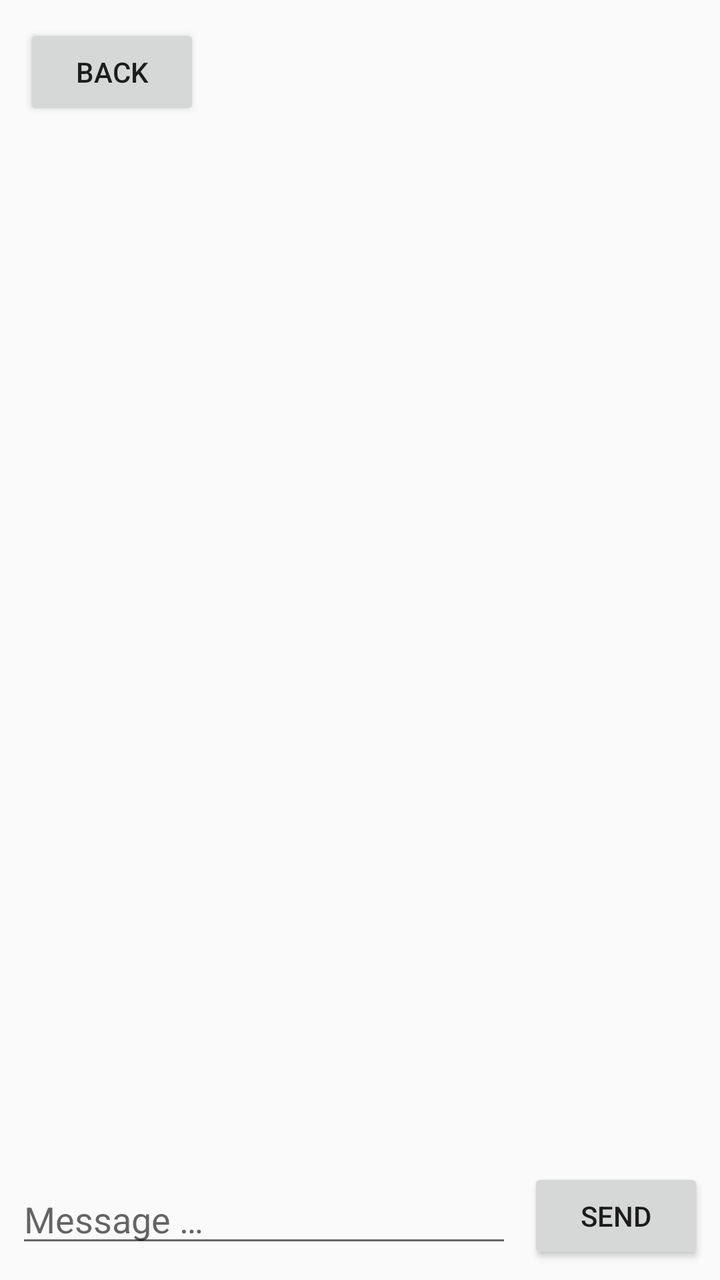
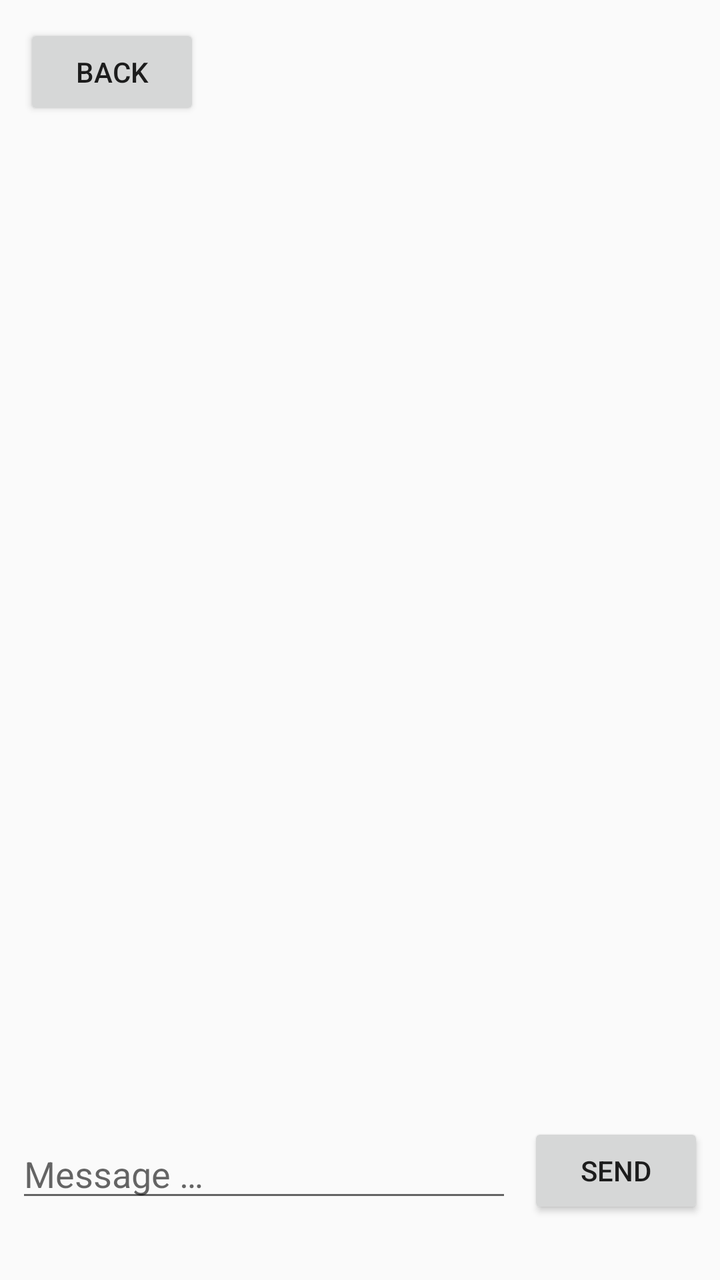

Before-and-after screenshots of an Android layout around one commit, followed by the original layout XML and the change that was made.
<!-- AndroidManifest.xml: application theme Theme.KaiLink -->
<!-- res/layout/screen_timeline.xml -->
<?xml version="1.0" encoding="utf-8"?>
<LinearLayout xmlns:android="http://schemas.android.com/apk/res/android"
    android:layout_width="match_parent"
    android:layout_height="match_parent"
    android:orientation="vertical">

    <LinearLayout
        android:layout_width="match_parent"
        android:layout_height="wrap_content"
        android:gravity="center_vertical"
        android:orientation="horizontal"
        android:padding="12dp">

        <Button
            android:id="@+id/btn_back"
            android:layout_width="wrap_content"
            android:layout_height="wrap_content"
            android:text="@string/timeline_back" />

        <TextView
            android:id="@+id/text_room_name"
            android:layout_width="0dp"
            android:layout_height="wrap_content"
            android:layout_marginStart="12dp"
            android:layout_weight="1"
            android:ellipsize="end"
            android:maxLines="1"
            android:textSize="20sp"
            android:textStyle="bold" />
    </LinearLayout>

    <TextView
        android:id="@+id/text_timeline_error"
        android:layout_width="match_parent"
        android:layout_height="wrap_content"
        android:paddingStart="16dp"
        android:paddingEnd="16dp"
        android:paddingBottom="4dp"
        android:textColor="@color/error_text"
        android:visibility="gone" />

    <ListView
        android:id="@+id/list_messages"
        android:layout_width="match_parent"
        android:layout_height="0dp"
        android:layout_weight="1"
        android:divider="@null"
        android:dividerHeight="0dp" />

    <LinearLayout
        android:layout_width="match_parent"
        android:layout_height="wrap_content"
        android:gravity="center_vertical"
        android:orientation="horizontal"
        android:padding="8dp">

        <EditText
            android:id="@+id/input_draft"
            android:layout_width="0dp"
            android:layout_height="wrap_content"
            android:layout_weight="1"
            android:hint="@string/timeline_draft_hint"
            android:inputType="textMultiLine|textCapSentences"
            android:maxLines="4" />

        <Button
            android:id="@+id/btn_send"
            android:layout_width="wrap_content"
            android:layout_height="wrap_content"
            android:layout_marginStart="8dp"
            android:text="@string/timeline_send" />
    </LinearLayout>
</LinearLayout>
<!-- resources referenced by this layout -->
<resources>
  <color name="error_text">#B3261E</color>
  <string name="timeline_back">Back</string>
  <string name="timeline_draft_hint">Message …</string>
  <string name="timeline_send">Send</string>
  <style name="Theme.KaiLink" parent="android:Theme.Material.Light.NoActionBar">
          <item name="android:statusBarColor">@android:color/transparent</item>
          <item name="android:windowLightStatusBar">true</item>
      </style>
</resources>

<!-- the commit's change to res/layout/screen_timeline.xml (unified diff, before → after) -->
@@ -70,4 +70,15 @@
             android:layout_marginStart="8dp"
             android:text="@string/timeline_send" />
     </LinearLayout>
+
+    
+    <TextView
+        android:id="@+id/text_version_timeline"
+        android:layout_width="match_parent"
+        android:layout_height="wrap_content"
+        android:gravity="center"
+        android:paddingBottom="6dp"
+        android:paddingTop="2dp"
+        android:textColor="@color/secondary_text"
+        android:textSize="11sp" />
 </LinearLayout>
<!-- resource entries referenced after the edit -->
@@ -1,6 +1,7 @@
 <!-- resources referenced by this layout -->
 <resources>
   <color name="error_text">#B3261E</color>
+  <color name="secondary_text">#5F6368</color>
   <string name="timeline_back">Back</string>
   <string name="timeline_draft_hint">Message …</string>
   <string name="timeline_send">Send</string>
